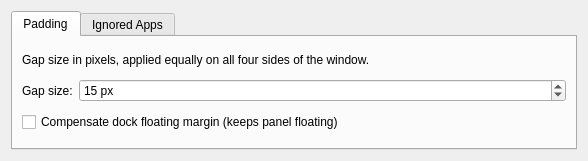
Qt form maxpadd/contents/ui/config.ui (agarre/maxpadd) before a commit.
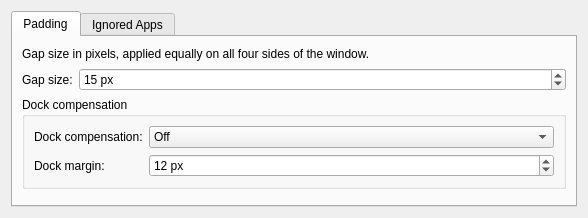
The same form after that commit.

Commit message:
feat: universal dock margin
feat: universal dock compensation with configurable margin
tiled windows works
FullScreen untouched

```diff
--- a/maxpadd/contents/ui/config.ui
+++ b/maxpadd/contents/ui/config.ui
@@ -53,13 +53,67 @@
                                 </layout>
                             </item>
                             <item>
-                                <widget class="QCheckBox" name="kcfg_compensateDock">
-                                    <property name="text">
-                                        <string>Compensate dock floating margin (keeps panel floating)</string>
+                                <widget class="QGroupBox" name="groupDockCompensation">
+                                    <property name="title">
+                                        <string>Dock compensation</string>
                                     </property>
-                                    <property name="toolTip">
-                                        <string>Adds extra gap on the panel side to prevent the floating panel from de-floating. Enable if your panel loses its floating appearance when windows are maximized.</string>
-                                    </property>
+                                    <layout class="QFormLayout" name="dockForm">
+                                        <item row="0" column="0">
+                                            <widget class="QLabel" name="labelDockMode">
+                                                <property name="text">
+                                                    <string>Dock compensation:</string>
+                                                </property>
+                                            </widget>
+                                        </item>
+                                        <item row="0" column="1">
+                                            <widget class="QComboBox" name="kcfg_compensateDockMode">
+                                                <property name="toolTip">
+                                                    <string>Adds extra gap on the panel side to prevent the floating panel from de-floating.</string>
+                                                </property>
+                                                <item>
+                                                    <property name="text">
+                                                        <string>Off</string>
+                                                    </property>
+                                                </item>
+                                                <item>
+                                                    <property name="text">
+                                                        <string>Maximized windows only</string>
+                                                    </property>
+                                                </item>
+                                                <item>
+                                                    <property name="text">
+                                                        <string>All windows</string>
+                                                    </property>
+                                                </item>
+                                            </widget>
+                                        </item>
+                                        <item row="1" column="0">
+                                            <widget class="QLabel" name="labelDockMargin">
+                                                <property name="text">
+                                                    <string>Dock margin:</string>
+                                                </property>
+                                            </widget>
+                                        </item>
+                                        <item row="1" column="1">
+                                            <widget class="QSpinBox" name="kcfg_dockMargin">
+                                                <property name="toolTip">
+                                                    <string>Extra gap in pixels on the dock side. Prevents the floating panel from losing its floating appearance.</string>
+                                                </property>
+                                                <property name="minimum">
+                                                    <number>10</number>
+                                                </property>
+                                                <property name="maximum">
+                                                    <number>20</number>
+                                                </property>
+                                                <property name="value">
+                                                    <number>12</number>
+                                                </property>
+                                                <property name="suffix">
+                                                    <string> px</string>
+                                                </property>
+                                            </widget>
+                                        </item>
+                                    </layout>
                                 </widget>
                             </item>
                             <item>
```
The commit also changes 2 other files.
